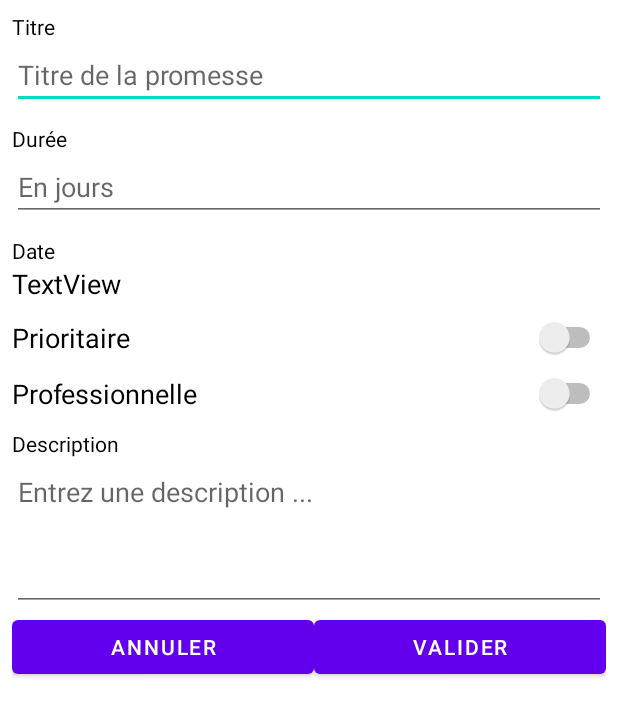
After one commit to 55Evo/Promesse, an Android app: the layout promise_manager_activity.xml on its own in the app's theme, with its tools: preview values and no code run, on a phone screen of 412 x 824 dp. The commit adds this screen. Shown: the top 716 px of the screen. Run offline under Robolectric (Android 15) with nearby library versions, the phone set to English and light mode, and no system bars.

Commit message:
Creation of promise manager interface

```diff
--- /dev/null
+++ b/app/src/main/java/fr/gof/promesse/PromiseManagerActivity.kt
@@ -0,0 +1,62 @@
+package fr.gof.promesse
+
+import android.app.DatePickerDialog
+import android.app.DatePickerDialog.OnDateSetListener
+import android.os.Bundle
+import android.view.View
+import android.widget.TextView
+import android.widget.Toast
+import androidx.appcompat.app.AppCompatActivity
+import java.util.*
+
+
+class PromiseManagerActivity : AppCompatActivity() {
+
+    private val dateSetListener = OnDateSetListener { view, year, monthOfYear, dayOfMonth -> setDate(year, monthOfYear, dayOfMonth)}
+
+    private lateinit var textViewDate : TextView
+    val calendar = Calendar.getInstance(TimeZone.getTimeZone("Europe/Paris"))
+
+    lateinit var date : Date
+
+
+    override fun onCreate(savedInstanceState: Bundle?) {
+        super.onCreate(savedInstanceState)
+        setContentView(R.layout.promise_manager_activity)
+        textViewDate = findViewById(R.id.textViewDatePicker)
+        // Date Select Listener.
+        date = Date(System.currentTimeMillis())
+        calendar.time = date
+        updateDate()
+
+    }
+
+    fun setDate(year : Int, month : Int, day : Int) {
+        calendar.set(Calendar.YEAR, year)
+        calendar.set(Calendar.MONTH, month)
+        calendar.set(Calendar.DAY_OF_MONTH, day)
+        updateDate()
+    }
+
+    fun updateDate() {
+        textViewDate.text = calendar.get(Calendar.DAY_OF_MONTH).toString() + "-" + (calendar.get(Calendar.MONTH) + 1) + "-" + calendar.get(Calendar.YEAR)
+    }
+
+    fun onClickDate (v : View) {
+        // Create DatePickerDialog (Spinner Mode):
+        val date = Date(System.currentTimeMillis())
+        calendar.time = date
+        // Create DatePickerDialog (Spinner Mode):
+        val datePickerDialog = DatePickerDialog(this,
+                dateSetListener, calendar.get(Calendar.YEAR), calendar.get(Calendar.MONTH), calendar.get(Calendar.DAY_OF_MONTH))
+        datePickerDialog.show()
+        Toast.makeText(this@PromiseManagerActivity, "Date clic !", Toast.LENGTH_SHORT).show()
+    }
+
+    fun onClickButtonValidate (v : View) {
+        Toast.makeText(this@PromiseManagerActivity, "Validé", Toast.LENGTH_SHORT).show()
+    }
+    fun onClickButtonCancel (v : View) {
+        Toast.makeText(this@PromiseManagerActivity, "Cancel", Toast.LENGTH_SHORT).show()
+    }
+}
--- /dev/null
+++ b/app/src/main/res/layout/promise_manager_activity.xml
@@ -0,0 +1,141 @@
+<?xml version="1.0" encoding="utf-8"?>
+<androidx.constraintlayout.widget.ConstraintLayout xmlns:android="http://schemas.android.com/apk/res/android"
+    xmlns:app="http://schemas.android.com/apk/res-auto"
+    xmlns:tools="http://schemas.android.com/tools"
+    android:layout_width="match_parent"
+    android:layout_height="match_parent"
+    android:onClick="onClickDate">
+
+    <LinearLayout
+        android:layout_width="match_parent"
+        android:layout_height="match_parent"
+        android:layout_marginStart="8dp"
+        android:layout_marginLeft="8dp"
+        android:layout_marginTop="8dp"
+        android:layout_marginEnd="8dp"
+        android:layout_marginRight="8dp"
+        android:orientation="vertical"
+        app:layout_constraintEnd_toEndOf="parent"
+        app:layout_constraintStart_toStartOf="parent"
+        app:layout_constraintTop_toTopOf="parent">
+
+        <TextView
+            android:id="@+id/textViewTitle"
+            android:layout_width="match_parent"
+            android:layout_height="wrap_content"
+            android:text="@string/textViewTitle"
+            android:textColor="@color/black" />
+
+        <EditText
+            android:id="@+id/editTextTitle"
+            android:layout_width="match_parent"
+            android:layout_height="wrap_content"
+            android:ems="10"
+            android:hint="@string/editTextTitleHint"
+            android:inputType="textPersonName" />
+
+        <Space
+            android:layout_width="match_parent"
+            android:layout_height="10dp" />
+
+        <TextView
+            android:id="@+id/textViewDuration"
+            android:layout_width="match_parent"
+            android:layout_height="wrap_content"
+            android:text="@string/textViewDuration"
+            android:textColor="@color/black" />
+
+        <EditText
+            android:id="@+id/editTextDuration"
+            android:layout_width="match_parent"
+            android:layout_height="wrap_content"
+            android:ems="10"
+            android:hint="@string/editTextDurationHint"
+            android:inputType="number" />
+
+        <Space
+            android:layout_width="match_parent"
+            android:layout_height="10dp" />
+
+        <TextView
+            android:id="@+id/textViewDate"
+            android:layout_width="match_parent"
+            android:layout_height="wrap_content"
+            android:text="@string/textViewDate"
+            android:textColor="@color/black" />
+
+        <TextView
+            android:id="@+id/textViewDatePicker"
+            android:layout_width="match_parent"
+            android:layout_height="wrap_content"
+            android:onClick="onClickDate"
+            android:text="TextView"
+            android:textColor="@color/black"
+            android:textSize="18sp" />
+
+        <Space
+            android:layout_width="match_parent"
+            android:layout_height="10dp" />
+
+        <Switch
+            android:id="@+id/switchPriority"
+            android:layout_width="match_parent"
+            android:layout_height="wrap_content"
+            android:text="@string/textViewPriority"
+            android:textSize="18sp" />
+
+        <Space
+            android:layout_width="match_parent"
+            android:layout_height="10dp" />
+
+        <Switch
+            android:id="@+id/switchProfessional"
+            android:layout_width="match_parent"
+            android:layout_height="wrap_content"
+            android:text="@string/textViewProfessionnal"
+            android:textSize="18sp" />
+
+        <Space
+            android:layout_width="match_parent"
+            android:layout_height="10dp" />
+
+        <TextView
+            android:id="@+id/textViewDescription"
+            android:layout_width="match_parent"
+            android:layout_height="wrap_content"
+            android:text="@string/textViewDescription"
+            android:textColor="@color/black" />
+
+        <EditText
+            android:id="@+id/editTextDescription"
+            android:layout_width="match_parent"
+            android:layout_height="102dp"
+            android:ems="10"
+            android:gravity="start|top"
+            android:hint="@string/editTextDescriptionHint"
+            android:inputType="textMultiLine" />
+
+        <LinearLayout
+            android:layout_width="match_parent"
+            android:layout_height="match_parent"
+            android:orientation="horizontal">
+
+            <Button
+                android:id="@+id/buttonCancel"
+                android:layout_width="wrap_content"
+                android:layout_height="wrap_content"
+                android:layout_weight="1"
+                android:onClick="onClickButtonCancel"
+                android:text="@string/buttonCancel" />
+
+            <Button
+                android:id="@+id/buttonValidate"
+                android:layout_width="wrap_content"
+                android:layout_height="wrap_content"
+                android:layout_weight="1"
+                android:onClick="onClickButtonValidate"
+                android:text="@string/buttonValidate" />
+        </LinearLayout>
+
+    </LinearLayout>
+</androidx.constraintlayout.widget.ConstraintLayout>
--- a/app/src/main/res/values/strings.xml
+++ b/app/src/main/res/values/strings.xml
@@ -1,3 +1,15 @@
 <resources>
     <string name="app_name">Promesse</string>
+    <string name="textViewTitle">Titre</string>
+    <string name="editTextTitleHint">Titre de la promesse</string>
+    <string name="textViewDuration">Durée</string>
+    <string name="editTextDurationHint" >En jours</string>
+    <string name="textViewDate">Date</string>
+    <string name="editTextDateHint">Sélectionnez la date</string>
+    <string name="textViewPriority">Prioritaire</string>
+    <string name="textViewProfessionnal">Professionnelle</string>
+    <string name="textViewDescription">Description</string>
+    <string name="editTextDescriptionHint">Entrez une description ...</string>
+    <string name="buttonCancel">Annuler</string>
+    <string name="buttonValidate">Valider</string>
 </resources>
```
